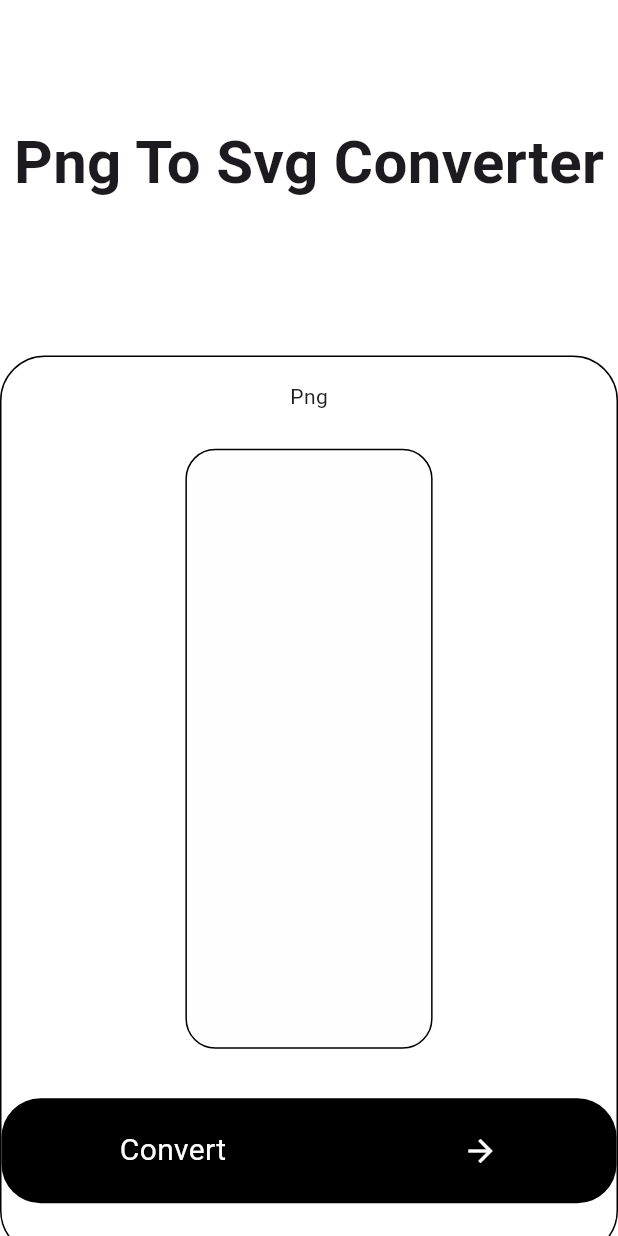
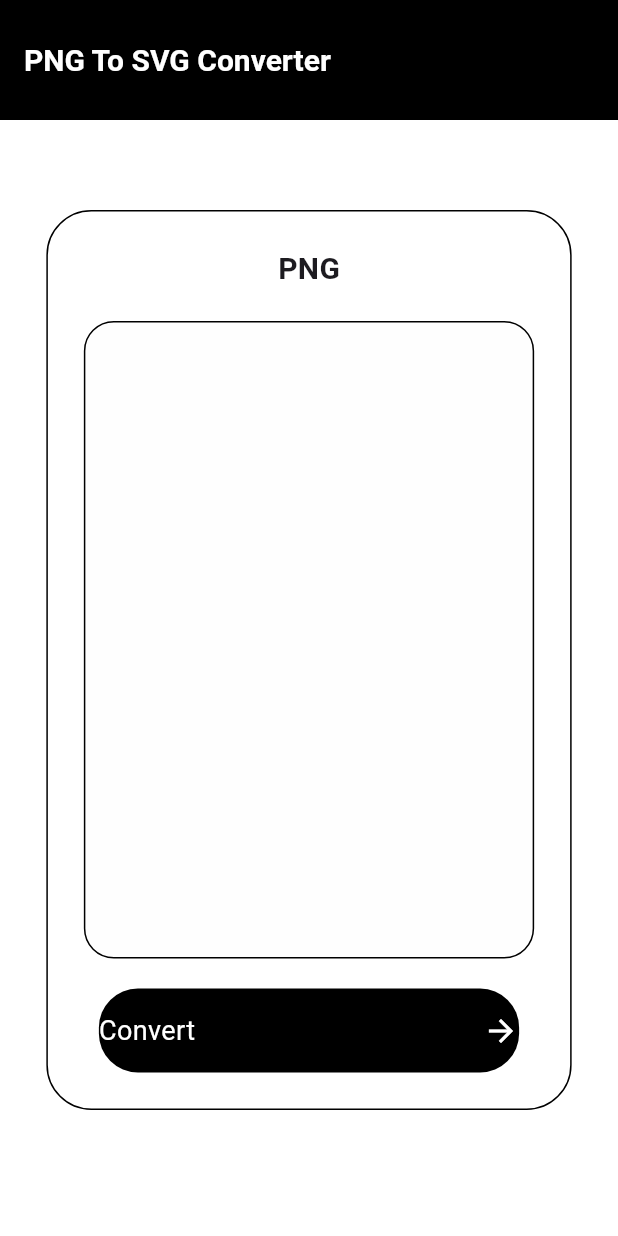
Before and after one commit to ThatLinuxGuyYouKnow/Sping, a Flutter app: the screen it shows after launch, on a phone screen of 412 x 824 dp. Run offline on Flutter 3.47's test engine with Material 3 defaults, Android fonts, the phone set to English and light mode, and no system bars; our stand-ins replace file_picker, google_fonts; missing offline and left inert: dart:html; Roboto replaces fonts that are missing (Ubuntu).

Commit message:
using a layout builder to manage screen ratios

```diff
--- a/lib/converterScreen.dart
+++ b/lib/converterScreen.dart
@@ -3,91 +3,172 @@ import 'package:file_picker/file_picker.dart';
 import 'package:google_fonts/google_fonts.dart';
 
 class ConverterScreen extends StatelessWidget {
-  ConverterScreen({super.key});
+  const ConverterScreen({super.key});
 
+  @override
   Widget build(BuildContext context) {
-    final screenHeight = MediaQuery.of(context).size.height;
-    final screenWidth = MediaQuery.of(context).size.width;
+    // Use LayoutBuilder instead of direct MediaQuery for better responsiveness
+    return LayoutBuilder(
+      builder: (context, constraints) {
+        // Calculate responsive values based on constraints
+        final isDesktop = constraints.maxWidth > 900;
+        final isTablet =
+            constraints.maxWidth > 600 && constraints.maxWidth <= 900;
+        final isMobile = constraints.maxWidth <= 600;
+
+        // Calculate container width based on screen size
+        final containerWidth = isDesktop
+            ? constraints.maxWidth * 0.4
+            : isTablet
+                ? constraints.maxWidth * 0.6
+                : constraints.maxWidth * 0.85;
 
         return Scaffold(
+          appBar: AppBar(
+            toolbarHeight: 80,
+            backgroundColor: Colors.black,
+            title: ResponsiveAppBar(isDesktop: isDesktop),
+          ),
           backgroundColor: Colors.white,
-      body: Center(
-        child: SingleChildScrollView(
+          body: SingleChildScrollView(
             child: Padding(
-            padding: const EdgeInsets.symmetric(vertical: 80),
+              padding: EdgeInsets.symmetric(
+                horizontal: constraints.maxWidth * 0.05,
+                vertical: 20,
+              ),
+              child: Center(
                 child: Column(
                   children: [
-                Text(
-                  'Png To Svg Converter',
-                  style: GoogleFonts.ubuntu(
-                      fontSize: 40, fontWeight: FontWeight.bold),
+                    const SizedBox(height: 40),
+                    Container(
+                      width: containerWidth,
+                      constraints: const BoxConstraints(
+                        minHeight: 400,
+                        maxHeight: 600,
                       ),
-                SizedBox(
-                  height: 100,
-                ),
-                Container(
-                  height: 600,
-                  width: screenHeight * 0.6,
                       decoration: BoxDecoration(
                         borderRadius: BorderRadius.circular(30),
                         color: Colors.white,
-                      border: Border.all(color: Colors.black)),
+                        border: Border.all(color: Colors.black),
+                      ),
                       child: Padding(
-                    padding:
-                        EdgeInsets.symmetric(vertical: screenHeight * 0.02),
+                        padding: const EdgeInsets.symmetric(vertical: 24),
                         child: Column(
+                          mainAxisAlignment: MainAxisAlignment.spaceBetween,
                           children: [
-                        Text('Png'),
-                        SizedBox(
-                          height: screenHeight * 0.03,
+                            Text(
+                              'PNG',
+                              style: GoogleFonts.ubuntu(
+                                fontSize: isDesktop ? 24 : 20,
+                                fontWeight: FontWeight.bold,
                               ),
-                        Container(
+                            ),
+                            Expanded(
+                              child: Padding(
+                                padding: const EdgeInsets.symmetric(
+                                  vertical: 20,
+                                  horizontal: 24,
+                                ),
+                                child: Container(
                                   decoration: BoxDecoration(
                                     border: Border.all(color: Colors.black),
                                     color: Colors.grey.withOpacity(0.01),
-                              borderRadius: BorderRadius.circular(20)),
-                          padding: EdgeInsets.symmetric(
-                              horizontal: screenWidth * .05),
-                          height: 400,
-                          width: screenWidth > 900
-                              ? screenWidth * 0.2
-                              : screenWidth * 0.4,
+                                    borderRadius: BorderRadius.circular(20),
                                   ),
-                        Padding(
-                          padding: EdgeInsets.only(top: screenHeight * 0.04),
-                          child: Container(
-                            width:
-                                screenWidth > 700 ? screenWidth * 0.25 : 2000,
-                            height: 70,
-                            decoration: BoxDecoration(
-                              borderRadius: BorderRadius.circular(26),
-                              color: Colors.black,
                                 ),
-                            child: Row(
-                              mainAxisAlignment: MainAxisAlignment.spaceAround,
-                              children: [
-                                Text(
-                                  'Convert',
-                                  style: GoogleFonts.ubuntu(
-                                      color: Colors.white, fontSize: 20),
                               ),
-                                Icon(
-                                  Icons.arrow_forward,
-                                  color: Colors.white,
-                                )
+                            ),
+                            ConvertButton(
+                              width: isDesktop
+                                  ? containerWidth * 0.4
+                                  : containerWidth * 0.8,
+                            ),
                           ],
                         ),
                       ),
-                        )
-                      ],
                     ),
-                  ),
-                )
                   ],
                 ),
               ),
             ),
           ),
         );
+      },
+    );
   }
 }
+
+class ResponsiveAppBar extends StatelessWidget {
+  final bool isDesktop;
+
+  const ResponsiveAppBar({
+    super.key,
+    required this.isDesktop,
+  });
+
+  @override
+  Widget build(BuildContext context) {
+    return Row(
+      mainAxisAlignment: MainAxisAlignment.spaceBetween,
+      children: [
+        Expanded(
+          child: Text(
+            'PNG To SVG Converter',
+            style: GoogleFonts.ubuntu(
+              color: Colors.white,
+              fontSize: isDesktop ? 32 : 20,
+              fontWeight: FontWeight.bold,
+            ),
+          ),
+        ),
+        if (isDesktop)
+          ElevatedButton(
+            onPressed: () {},
+            child: Text(
+              'Convert SVG to PNG here',
+              style: GoogleFonts.ubuntu(fontSize: 16, color: Colors.black),
+            ),
+            style: ElevatedButton.styleFrom(backgroundColor: Colors.white),
+          ),
+      ],
+    );
+  }
+}
+
+class ConvertButton extends StatelessWidget {
+  final double width;
+
+  const ConvertButton({
+    super.key,
+    required this.width,
+  });
+
+  @override
+  Widget build(BuildContext context) {
+    return Container(
+      width: width,
+      height: 56,
+      decoration: BoxDecoration(
+        borderRadius: BorderRadius.circular(26),
+        color: Colors.black,
+      ),
+      child: Row(
+        mainAxisAlignment: MainAxisAlignment.spaceBetween,
+        children: [
+          Text(
+            'Convert',
+            style: GoogleFonts.ubuntu(
+              color: Colors.white,
+              fontSize: 18,
+            ),
+          ),
+          const SizedBox(width: 12),
+          const Icon(
+            Icons.arrow_forward,
+            color: Colors.white,
+          ),
+        ],
+      ),
+    );
+  }
+}
--- a/lib/main.dart
+++ b/lib/main.dart
@@ -8,13 +8,11 @@ void main() {
 class MyApp extends StatelessWidget {
   const MyApp({super.key});
 
-  // This widget is the root of your application.
+  // This widget is the root of your application.Well duh?
   @override
   Widget build(BuildContext context) {
     return MaterialApp(
-        title: 'Flutter Demo',
         theme: ThemeData(
-          colorScheme: ColorScheme.fromSeed(seedColor: Colors.deepPurple),
           useMaterial3: true,
         ),
         home: ConverterScreen());
```
Lines whose indentation alone changed are shown as unchanged.
